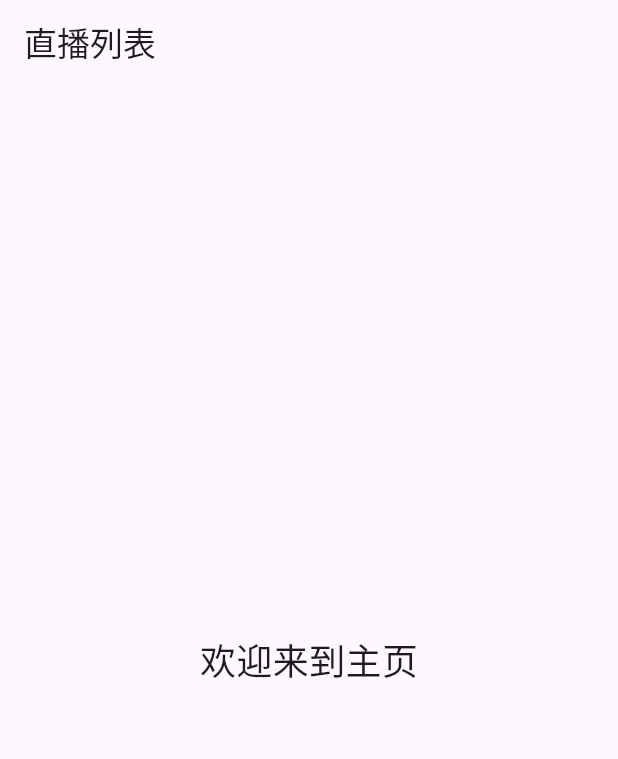
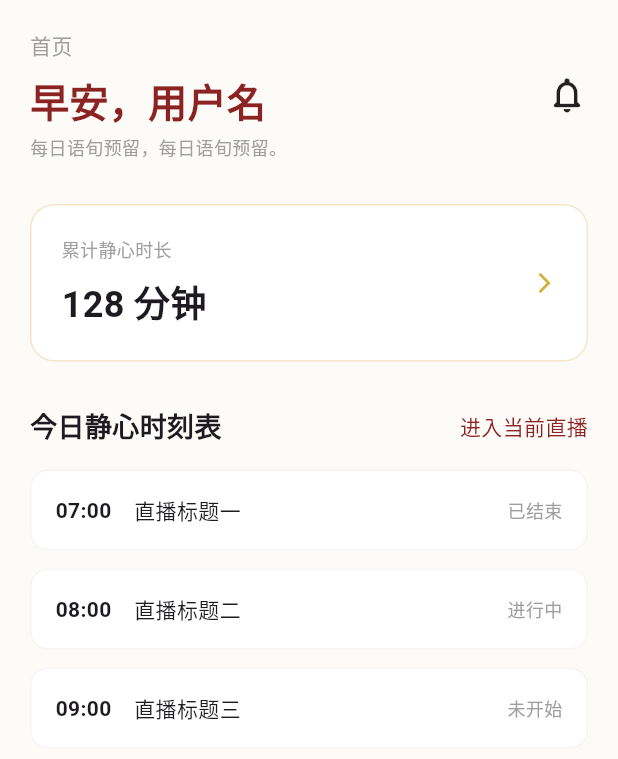
Before and after one commit to CHEN-2001/static_touch, a Flutter app: the HomePage screen opened by its route, on a phone screen of 412 x 824 dp. Shown: the top 759 px of the screen. Run offline on Flutter 3.47's test engine with Material 3 defaults, Android fonts, the phone set to English and light mode, and no system bars; our stand-ins replace go_router; missing offline and left inert: nfc_manager.

Commit message:
完成首页、直播页、’我的‘页，修改了登录成功跳转路径

```diff
--- a/lib/app.dart
+++ b/lib/app.dart
@@ -6,7 +6,6 @@ class MyApp extends StatelessWidget {
 
   @override
   Widget build(BuildContext context) {
-    // 💡 官方大厂写法：使用 .router 构造函数
     return MaterialApp.router(
       title: '静触',
       debugShowCheckedModeBanner: false,
--- a/lib/pages/home/home_page.dart
+++ b/lib/pages/home/home_page.dart
@@ -1,14 +1,34 @@
 import 'package:flutter/material.dart';
+import 'widgets/home_header.dart';
+import 'widgets/duration_card.dart';
+import 'widgets/schedule_list.dart';
 
 class HomePage extends StatelessWidget {
   const HomePage({super.key});
 
   @override
   Widget build(BuildContext context) {
+    // 使用 Scaffold 保证每一个子页面都有自己的 Material 容器
     return Scaffold(
-      appBar: AppBar(title: const Text('直播列表')),
-      body: const Center(
-        child: Text('欢迎来到主页', style: TextStyle(fontSize: 24)),
+      backgroundColor: const Color(0xfffdfbf7),
+      body: SafeArea(
+        // 自动处理顶部状态栏遮挡
+        child: SingleChildScrollView(
+          physics: const BouncingScrollPhysics(), // 增加 iOS 质感的滚动回弹
+          padding: const EdgeInsets.symmetric(horizontal: 20),
+          child: Column(
+            crossAxisAlignment: CrossAxisAlignment.start,
+            children: const [
+              SizedBox(height: 20),
+              HomeHeader(),
+              SizedBox(height: 30),
+              DurationCard(),
+              SizedBox(height: 30),
+              ScheduleList(),
+              SizedBox(height: 30),
+            ],
+          ),
+        ),
       ),
     );
   }
--- /dev/null
+++ b/lib/pages/home/home_provider.dart
@@ -0,0 +1,29 @@
+import 'package:flutter/material.dart';
+
+class ScheduleItem {
+  final String time;
+  final String title;
+  final String status; // '已结束', '进行中', '未开始'
+  final bool canAction;
+
+  ScheduleItem({required this.time, required this.title, required this.status, required this.canAction});
+}
+
+class HomeProvider with ChangeNotifier {
+  // 模拟数据
+  int totalDuration = 128;
+  String userName = "用户名";
+  String dailyQuote = "每日语旬预留，每日语旬预留。";
+
+  List<ScheduleItem> scheduleItems = [
+    ScheduleItem(time: '07:00', title: '直播标题一', status: '已结束', canAction: false),
+    ScheduleItem(time: '08:00', title: '直播标题二', status: '进行中', canAction: true),
+    ScheduleItem(time: '09:00', title: '直播标题三', status: '未开始', canAction: true),
+  ];
+
+  // 模拟刷新数据的方法
+  void refreshData() {
+    totalDuration += 1;
+    notifyListeners();
+  }
+}
--- /dev/null
+++ b/lib/pages/home/widgets/duration_card.dart
@@ -0,0 +1,37 @@
+import 'package:flutter/material.dart';
+import 'package:provider/provider.dart';
+import '../home_provider.dart';
+
+class DurationCard extends StatelessWidget {
+  const DurationCard({super.key});
+
+  @override
+  Widget build(BuildContext context) {
+    return Container(
+      padding: const EdgeInsets.all(20),
+      decoration: BoxDecoration(
+        color: Colors.white,
+        borderRadius: BorderRadius.circular(16),
+        border: Border.all(color: const Color(0xFFF5E6CA)),
+      ),
+      child: Row(
+        mainAxisAlignment: MainAxisAlignment.spaceBetween,
+        children: [
+          Column(
+            crossAxisAlignment: CrossAxisAlignment.start,
+            children: [
+              const Text('累计静心时长', style: TextStyle(color: Colors.grey, fontSize: 12)),
+              const SizedBox(height: 10),
+              Selector<HomeProvider, int>(
+                selector: (_, p) => p.totalDuration,
+                builder: (_, duration, __) =>
+                    Text('$duration 分钟', style: const TextStyle(fontSize: 24, fontWeight: FontWeight.bold)),
+              ),
+            ],
+          ),
+          const Icon(Icons.arrow_forward_ios, size: 16, color: Color(0xFFD4AF37)),
+        ],
+      ),
+    );
+  }
+}
--- /dev/null
+++ b/lib/pages/home/widgets/home_header.dart
@@ -0,0 +1,37 @@
+import 'package:flutter/material.dart';
+import 'package:provider/provider.dart';
+import '../home_provider.dart';
+
+class HomeHeader extends StatelessWidget {
+  const HomeHeader({super.key});
+
+  @override
+  Widget build(BuildContext context) {
+    return Row(
+      mainAxisAlignment: MainAxisAlignment.spaceBetween,
+      children: [
+        Column(
+          crossAxisAlignment: CrossAxisAlignment.start,
+          children: [
+            const Text('首页', style: TextStyle(color: Colors.grey, fontSize: 14)),
+            const SizedBox(height: 8),
+            // 使用 Selector 实现局部刷新，性能最优
+            Selector<HomeProvider, String>(
+              selector: (_, p) => p.userName,
+              builder: (_, name, __) => Text(
+                '早安，$name',
+                style: const TextStyle(fontSize: 26, fontWeight: FontWeight.bold, color: Color(0xFF8B2323)),
+              ),
+            ),
+            const SizedBox(height: 4),
+            Selector<HomeProvider, String>(
+              selector: (_, p) => p.dailyQuote,
+              builder: (_, quote, __) => Text(quote, style: const TextStyle(color: Colors.grey, fontSize: 12)),
+            ),
+          ],
+        ),
+        const Icon(Icons.notifications_none_rounded, size: 28),
+      ],
+    );
+  }
+}
--- /dev/null
+++ b/lib/pages/home/widgets/schedule_list.dart
@@ -0,0 +1,46 @@
+import 'package:flutter/material.dart';
+import 'package:provider/provider.dart';
+import '../home_provider.dart';
+
+class ScheduleList extends StatelessWidget {
+  const ScheduleList({super.key});
+
+  @override
+  Widget build(BuildContext context) {
+    final items = context.select((HomeProvider p) => p.scheduleItems);
+
+    return Column(
+      children: [
+        Row(
+          mainAxisAlignment: MainAxisAlignment.spaceBetween,
+          children: const [
+            Text('今日静心时刻表', style: TextStyle(fontSize: 18, fontWeight: FontWeight.bold)),
+            Text('进入当前直播', style: TextStyle(color: Color(0xFF8B2323), fontSize: 14)),
+          ],
+        ),
+        const SizedBox(height: 16),
+        ...items.map((item) => _buildItem(item)).toList(),
+      ],
+    );
+  }
+
+  Widget _buildItem(ScheduleItem item) {
+    return Container(
+      margin: const EdgeInsets.only(bottom: 12),
+      padding: const EdgeInsets.all(16),
+      decoration: BoxDecoration(
+        color: Colors.white,
+        borderRadius: BorderRadius.circular(12),
+        border: Border.all(color: Colors.grey.withOpacity(0.1)),
+      ),
+      child: Row(
+        children: [
+          Text(item.time, style: const TextStyle(fontWeight: FontWeight.bold)),
+          const SizedBox(width: 15),
+          Expanded(child: Text(item.title)),
+          Text(item.status, style: const TextStyle(color: Colors.grey, fontSize: 12)),
+        ],
+      ),
+    );
+  }
+}
--- /dev/null
+++ b/lib/pages/live/live_provider.dart
@@ -0,0 +1,59 @@
+import 'package:flutter/material.dart';
+
+// 🚀 直播数据模型
+class LiveItem {
+  final String title;
+  final String status; // '直播中', '未开始', '已结束'
+  final String coverUrl;
+
+  LiveItem({required this.title, required this.status, required this.coverUrl});
+}
+
+class LiveProvider with ChangeNotifier {
+  // 模拟状态
+  int _currentTabIndex = 0;
+  int get currentTabIndex => _currentTabIndex;
+
+  // 🚀 模拟数据源（大厂通常按 Tab 索引分批请求）
+  final List<LiveItem> _allLives = [
+    LiveItem(title: '直播标题占位符', status: '直播中', coverUrl: '...'),
+    LiveItem(title: '直播标题占位符', status: '未开始', coverUrl: '...'),
+    LiveItem(title: '直播标题占位符', status: '已结束', coverUrl: '...'),
+    // 多加几个模拟数据
+    LiveItem(title: '直播标题占位符2', status: '直播中', coverUrl: '...'),
+    LiveItem(title: '直播标题占位符2', status: '已结束', coverUrl: '...'),
+  ];
+
+  // 💡 关键：根据当前 Tab 索引动态过滤列表
+  List<LiveItem> get filteredLives {
+    if (_currentTabIndex == 0) return _allLives; // '全部'
+
+    // 映射 Tab 索引到状态字符串
+    String targetStatus = '';
+    switch (_currentTabIndex) {
+      case 1:
+        targetStatus = '直播中';
+        break;
+      case 2:
+        targetStatus = '已结束';
+        break;
+      case 3:
+        targetStatus = '即将开始';
+        break; // 对应图片上的即将开始
+    }
+    return _allLives.where((item) => item.status == targetStatus).toList();
+  }
+
+  // 🚀 切换 Tab 方法
+  void setTabIndex(int index) {
+    _currentTabIndex = index;
+    // 💡 这里可能会触发表格请求新状态的数据
+    notifyListeners(); // 通知 UI 更新
+  }
+
+  // 🚀 模拟“开启直播”方法
+  void startLive() {
+    print('模拟跳转到开启直播页面');
+    // 跳转逻辑或异步请求逻辑
+  }
+}
--- a/lib/pages/login/widgets/forms/login_account_form.dart
+++ b/lib/pages/login/widgets/forms/login_account_form.dart
@@ -41,7 +41,7 @@ class _LoginAccountFormState extends State<LoginAccountForm> {
     ResultEntity resultEntity = await loginProvider.login(_accCtrl.text.trim(), _pwdCtrl.text.trim());
     if (!mounted) return;
     if (resultEntity.status) {
-      context.go('/home');
+      context.go('/main');
     } else {
       context.showAppToast(message: "账号或密码错误", type: AppToastType.error, position: AppToastPosition.top);
     }
--- a/lib/pages/login/widgets/forms/login_nfc_view.dart
+++ b/lib/pages/login/widgets/forms/login_nfc_view.dart
@@ -63,7 +63,7 @@ class _LoginNfcViewState extends State<LoginNfcView> {
     if (!mounted) return;
     if (resultEntity.status) {
       setState(() => _hintText = "登录成功");
-      context.go('/home');
+      context.go('/main');
     } else {
       setState(() => _hintText = "登录失败，请重试");
       await Future.delayed(const Duration(seconds: 2));
--- /dev/null
+++ b/lib/pages/mine/mine_provider.dart
@@ -0,0 +1,8 @@
+import 'package:flutter/material.dart';
+
+class MineProvider with ChangeNotifier {
+  // 目前先放空逻辑，保证页面能跑通
+  void refresh() {
+    notifyListeners();
+  }
+}
--- a/lib/routes/app_router.dart
+++ b/lib/routes/app_router.dart
@@ -3,22 +3,53 @@ import 'package:provider/provider.dart';
 
 import 'package:static_touch/pages/login/login_page.dart';
 import 'package:static_touch/pages/login/login_provider.dart';
+import 'package:static_touch/pages/main/main_page.dart';
 import 'package:static_touch/pages/home/home_page.dart';
+import 'package:static_touch/pages/home/home_provider.dart';
+import 'package:static_touch/pages/live/live_page.dart';
+import 'package:static_touch/pages/live/live_provider.dart';
+import 'package:static_touch/pages/mine/mine_page.dart';
+import 'package:static_touch/pages/mine/mine_provider.dart';
 
 class AppRouter {
-  // 单例模式或全局静态变量
   static final GoRouter router = GoRouter(
-    initialLocation: '/login', // 明确的初始入口
-    // 全局路由表
+    initialLocation: '/login',
     routes: [
       GoRoute(
         path: '/login',
+        builder: (context, state) => ChangeNotifierProvider(create: (_) => LoginProvider(), child: const LoginPage()),
+      ),
+
+      GoRoute(
+        path: '/main',
         builder: (context, state) {
-          // 在这里按需注入 Provider，极其干净，不会污染全局 Context
-          return ChangeNotifierProvider(create: (_) => LoginProvider(), child: const LoginPage());
+          return MultiProvider(
+            providers: [
+              ChangeNotifierProvider(create: (_) => HomeProvider()),
+              ChangeNotifierProvider(create: (_) => LiveProvider()),
+              ChangeNotifierProvider(create: (_) => MineProvider()),
+            ],
+            child: const MainPage(),
+          );
         },
       ),
-      GoRoute(path: '/home', builder: (context, state) => const HomePage()),
+
+      GoRoute(
+        path: '/home',
+        builder: (context, state) => ChangeNotifierProvider(create: (_) => HomeProvider(), child: const HomePage()),
+      ),
+      GoRoute(
+        path: '/live',
+        builder: (context, state) => ChangeNotifierProvider(create: (_) => LiveProvider(), child: const LivePage()),
+      ),
+      GoRoute(
+        path: '/live',
+        builder: (context, state) => ChangeNotifierProvider(create: (_) => LiveProvider(), child: const LivePage()),
+      ),
+      GoRoute(
+        path: '/mine',
+        builder: (context, state) => ChangeNotifierProvider(create: (_) => MineProvider(), child: const MinePage()),
+      ),
     ],
   );
 }
```
Also changed, not shown: lib/pages/live/live_page.dart (added, +79 -0 lines), lib/pages/live/widgets/live_list.dart (added, +74 -0 lines), lib/pages/live/widgets/live_tabs.dart (added, +52 -0 lines), lib/pages/main/main_page.dart (added, +58 -0 lines), lib/pages/main/widgets/main_tab_item.dart (added, +49 -0 lines), lib/pages/mine/mine_page.dart (added, +26 -0 lines), lib/pages/mine/widgets/menu_card.dart (added, +42 -0 lines), lib/pages/mine/widgets/mine_header.dart (added, +40 -0 lines).
